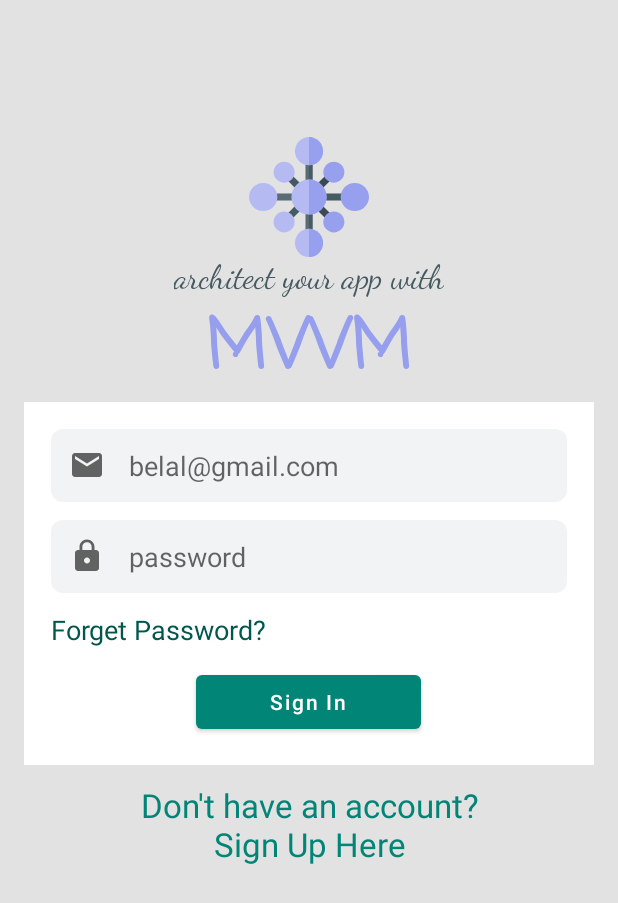
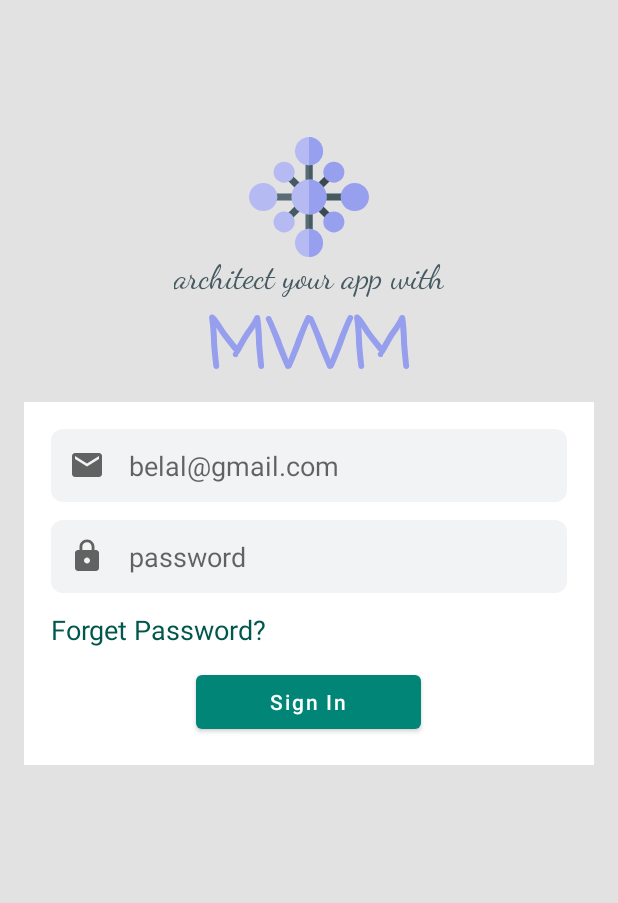
Before and after one commit to seanlau555/mvvm-sample, an Android app: the screen it shows after launch (LoginActivity), on a phone screen of 412 x 824 dp. Shown: the top 903 px of the screen. Run offline under Robolectric (Android 15) with nearby library versions, the phone set to English and light mode, and no system bars; our stand-ins replace data binding.

Commit message:
fix: remove not defined code

```diff
--- a/app/src/main/res/layout/activity_login.xml
+++ b/app/src/main/res/layout/activity_login.xml
@@ -109,17 +109,17 @@
 
             </LinearLayout>
 
-            <TextView
-                    android:layout_marginTop="12dp"
-                    android:textColor="@color/colorPrimary"
-                    android:onClick="@{viewmodel::onSignup}"
-                    android:layout_centerHorizontal="true"
-                    android:textAppearance="@style/TextAppearance.AppCompat.Large"
-                    android:layout_below="@id/linearLayout2"
-                    android:textAlignment="center"
-                    android:text="Don't have an account?\nSign Up Here"
-                    android:layout_width="wrap_content"
-                    android:layout_height="wrap_content"/>
+<!--            <TextView-->
+<!--                    android:layout_marginTop="12dp"-->
+<!--                    android:textColor="@color/colorPrimary"-->
+<!--                    android:onClick="@{viewmodel::onSignup}"-->
+<!--                    android:layout_centerHorizontal="true"-->
+<!--                    android:textAppearance="@style/TextAppearance.AppCompat.Large"-->
+<!--                    android:layout_below="@id/linearLayout2"-->
+<!--                    android:textAlignment="center"-->
+<!--                    android:text="Don't have an account?\nSign Up Here"-->
+<!--                    android:layout_width="wrap_content"-->
+<!--                    android:layout_height="wrap_content"/>-->
 
         </RelativeLayout>
 
```
